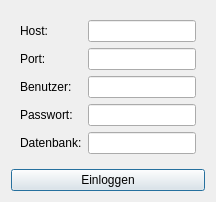
CodeName-666/VDataParser, file src/test_code/login.ui: the form before one commit.
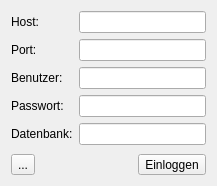
The form after the commit.

What changed in the file:
```diff
--- a/src/test_code/login.ui
+++ b/src/test_code/login.ui
@@ -2,12 +2,19 @@
 <ui version="4.0">
  <class>LoginDialog</class>
  <widget class="QDialog" name="LoginDialog">
+  <property name="geometry">
+   <rect>
+    <x>0</x>
+    <y>0</y>
+    <width>217</width>
+    <height>186</height>
+   </rect>
+  </property>
   <property name="windowTitle">
    <string>Login - Flohmarktmanager</string>
   </property>
   <layout class="QVBoxLayout" name="verticalLayout">
    <item>
-    <widget class="QWidget" name="loginWidget">
      <layout class="QFormLayout" name="formLayout">
       <item row="0" column="0">
        <widget class="QLabel" name="labelHost">
@@ -64,14 +71,37 @@
        <widget class="QLineEdit" name="lineEditDatabase"/>
       </item>
      </layout>
+   </item>
+   <item>
+    <layout class="QHBoxLayout" name="horizontalLayout">
+     <item>
+      <widget class="QToolButton" name="toolButton">
+       <property name="text">
+        <string>...</string>
+       </property>
     </widget>
    </item>
    <item>
-    <widget class="QPushButton" name="pushButtonLogin">
+      <spacer name="horizontalSpacer">
+       <property name="orientation">
+        <enum>Qt::Orientation::Horizontal</enum>
+       </property>
+       <property name="sizeHint" stdset="0">
+        <size>
+         <width>40</width>
+         <height>20</height>
+        </size>
+       </property>
+      </spacer>
+     </item>
+     <item>
+      <widget class="QToolButton" name="toolButtonLogin">
      <property name="text">
       <string>Einloggen</string>
      </property>
     </widget>
+     </item>
+    </layout>
    </item>
   </layout>
  </widget>
```
Left out of the diff: 2 changed lines with no effect on the pictures. Lines whose indentation alone changed are shown as unchanged.
